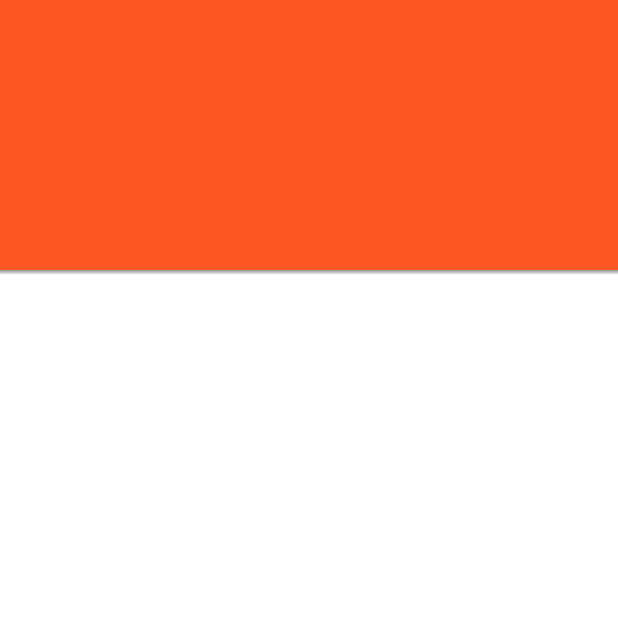
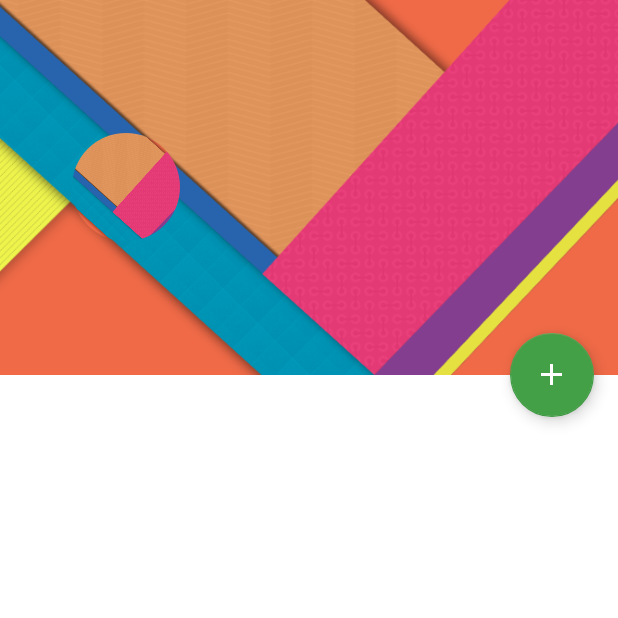
Before and after one commit to Ghostish/MyContacts, an Android app: the ContactDetailActivity screen opened directly, with no data from a screen before it, on a phone screen of 412 x 824 dp, the top half of it. Run offline under Robolectric (Android 15) with nearby library versions, the phone set to English and light mode, and no system bars; our stand-ins replace CircleImageView; plain views replace CircleImageView.

```diff
--- a/app/src/main/res/layout/activity_contact_detail.xml
+++ b/app/src/main/res/layout/activity_contact_detail.xml
@@ -33,7 +33,7 @@
                 android:layout_height="72dp"
                 android:layout_gravity="center_vertical"
                 android:layout_margin="48dp"
-                android:src="@drawable/ic_default_head_show_white_24dp"
+                android:src="@mipmap/material_background"
                 app:layout_collapseMode="parallax"
                 app:view_backgroundColor="@android:color/darker_gray" />
 
@@ -51,22 +51,30 @@
         android:padding="@dimen/content_padding"
         app:layout_behavior="@string/appbar_scrolling_view_behavior">
 
+        <LinearLayout
+            android:layout_width="match_parent"
+            android:layout_height="wrap_content"
+            android:orientation="vertical">
+
             <ViewStub
                 android:id="@+id/phone_view_stub"
-            layout="@layout/card_recyclerview"
                 android:layout_width="match_parent"
-            android:layout_height="wrap_content" />
+                android:layout_height="wrap_content"
+                android:layout="@layout/card_recyclerview" />
 
             <ViewStub
                 android:id="@+id/email_view_stub"
-            layout="@layout/card_recyclerview"
                 android:layout_width="match_parent"
-            android:layout_height="wrap_content" />
+                android:layout_height="wrap_content"
+                android:layout="@layout/card_recyclerview" />
 
             <ViewStub
                 android:id="@+id/others_view_stub"
                 android:layout_width="match_parent"
-            android:layout_height="wrap_content" />
+                android:layout_height="wrap_content"
+                android:layout="@layout/card_recyclerview" />
+        </LinearLayout>
+
     </android.support.v4.widget.NestedScrollView>
 
     <android.support.design.widget.FloatingActionButton
--- /dev/null
+++ b/app/src/main/res/menu/menu_context_email.xml
@@ -0,0 +1,8 @@
+<?xml version="1.0" encoding="utf-8"?>
+<menu xmlns:android="http://schemas.android.com/apk/res/android">
+    <item
+        android:id="@+id/send_email"
+        android:title="@string/send_email" />
+    <item android:id="@+id/copy"
+        android:title="@string/copy_to_clipboard"/>
+</menu>
--- /dev/null
+++ b/app/src/main/res/menu/menu_context_phone.xml
@@ -0,0 +1,5 @@
+<?xml version="1.0" encoding="utf-8"?>
+<menu xmlns:android="http://schemas.android.com/apk/res/android">
+    <item android:id="@+id/copy"
+        android:title="@string/copy_to_clipboard"/>
+</menu>
--- a/app/src/main/res/values/strings.xml
+++ b/app/src/main/res/values/strings.xml
@@ -8,4 +8,7 @@
     <string name="type_mobile">手机</string>
     <string name="type_work">工作</string>
     <string name="type_other">其他</string>
+    <string name="send_email">发送邮件</string>
+    <string name="copy_to_clipboard">复制到剪贴板</string>
+    <string name="copy_successfully">已复制</string>
 </resources>
```
Also changed, not shown: app/src/main/java/learn/android/kangel/mycontacts/activities/ContactDetailActivity.java (+91 -16 lines), 35 other files. Lines whose indentation alone changed are shown as unchanged.
